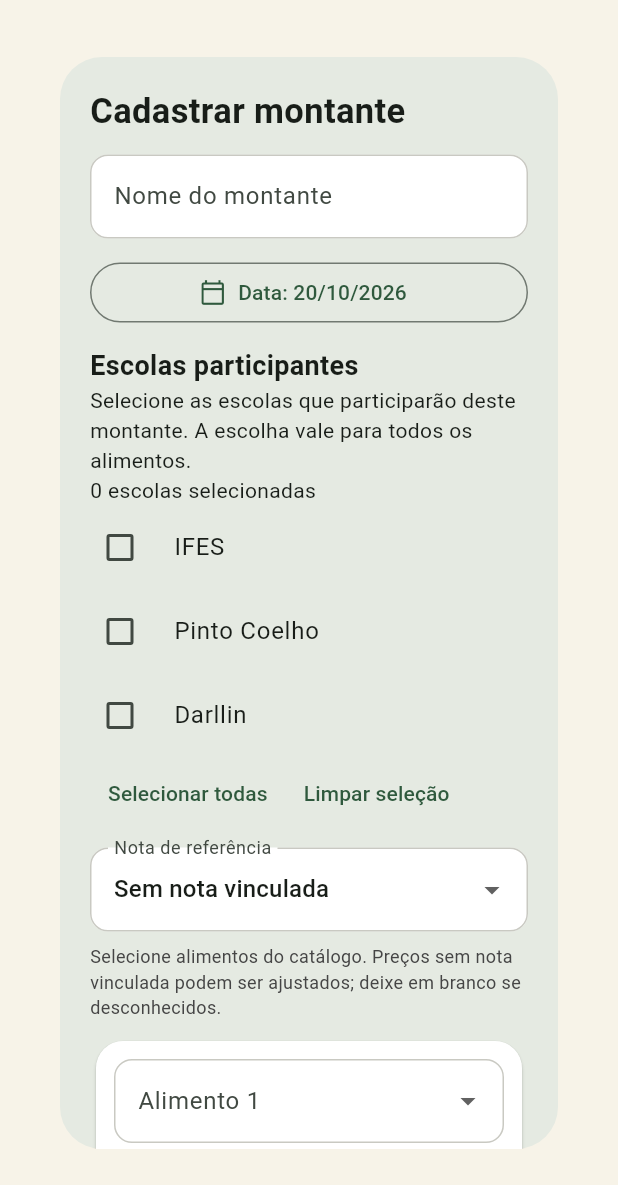
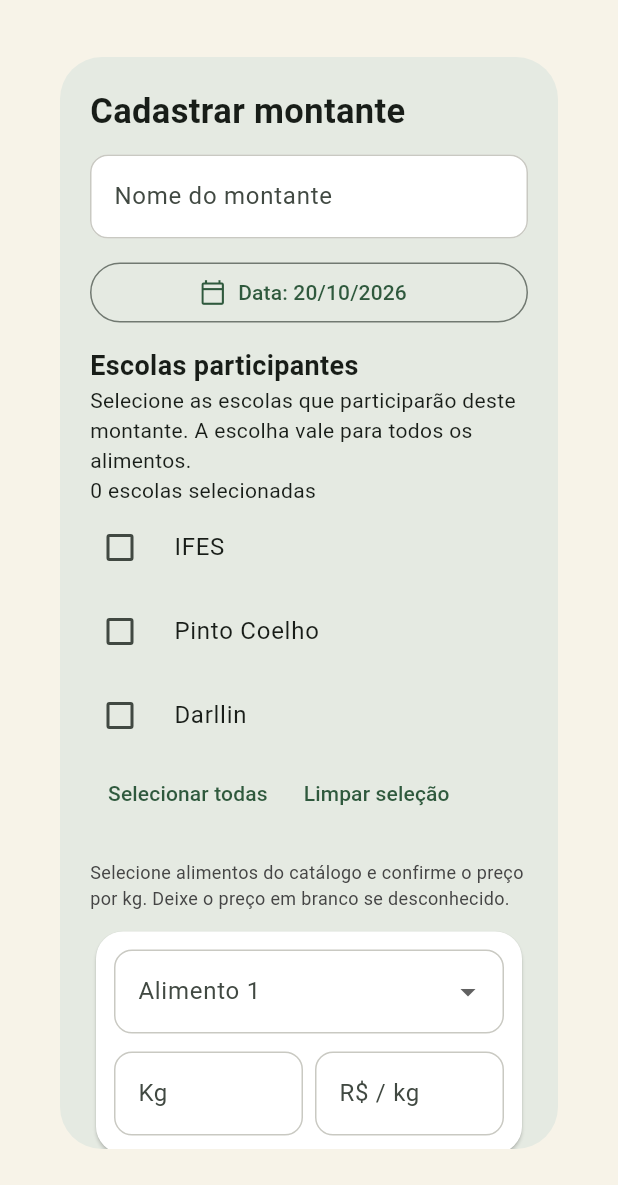
Before and after one commit to viniprati/hackathonif, a Flutter app: the NewBatchDialog widget shown alone on an empty page, opened directly with empty values, on a phone screen of 412 x 824 dp, the part 51-1236 px from its top. Run offline on Flutter 3.47's test engine with Material 3 defaults, Android fonts, the phone set to English and light mode, and no system bars; our stand-ins replace package_info_plus, pdf, printing.

Commit message:
fix: remove vinculo de nota no cadastro de montantes
Remove seletor de nota e referencias fiscais do formulario, permite todo o catalogo e preserva preco editavel. Verifica cadastro sem invoiceNumber com fontes normal e ampliada. Atualiza build Android para 7.

Co-authored-by: Cecilia Dumer Margon <163332009+ceciliadumer@users.noreply.github.com>
Co-authored-by: Catharine Scheffler <219723308+catharinescheffler@users.noreply.github.com>
Co-authored-by: Ana Beatriz Manga <268887972+anabeatrizmanga@users.noreply.github.com>

```diff
--- a/lib/ui/screens/batch_forms.dart
+++ b/lib/ui/screens/batch_forms.dart
@@ -46,7 +46,6 @@ class _NewBatchDialogState extends State<NewBatchDialog> {
   final _items = [_ItemInputs()];
   final _participatingSchools = <String>{};
   DateTime _date = DateTime.now();
-  String? _invoiceNumber;
 
   @override
   void dispose() {
@@ -59,16 +58,7 @@ class _NewBatchDialogState extends State<NewBatchDialog> {
 
   void _selectFood(_ItemInputs item, String? food) {
     item.food = food;
-    int? price;
-    if (food != null) {
-      price = _invoiceNumber == null
-          ? findFood(food)?.priceCents
-          : widget.viewModel.invoices
-              .firstWhere((invoice) => invoice.number == _invoiceNumber)
-              .items
-              .firstWhere((line) => line.food == food)
-              .unitPriceCents;
-    }
+    final price = food == null ? null : findFood(food)?.priceCents;
     item.price.text = price == null
         ? ''
         : (price / 100).toStringAsFixed(2).replaceAll('.', ',');
@@ -76,13 +66,8 @@ class _NewBatchDialogState extends State<NewBatchDialog> {
 
   @override
   Widget build(BuildContext context) {
-    final allowedFoods = _invoiceNumber == null
-        ? widget.viewModel.foods.map((food) => food.name).toList()
-        : widget.viewModel.invoices
-            .firstWhere((invoice) => invoice.number == _invoiceNumber)
-            .items
-            .map((line) => line.food)
-            .toList();
+    final allowedFoods =
+        widget.viewModel.foods.map((food) => food.name).toList();
     return Dialog(
       child: ConstrainedBox(
         constraints: const BoxConstraints(maxWidth: 650),
@@ -179,30 +164,9 @@ class _NewBatchDialogState extends State<NewBatchDialog> {
                       ],
                     ),
                   ),
-                  DropdownButtonFormField<String>(
-                    initialValue: _invoiceNumber ?? '',
-                    isExpanded: true,
-                    decoration:
-                        const InputDecoration(labelText: 'Nota de referência'),
-                    items: [
-                      const DropdownMenuItem(
-                          value: '', child: Text('Sem nota vinculada')),
-                      for (final invoice in widget.viewModel.invoices)
-                        DropdownMenuItem(
-                            value: invoice.number,
-                            child: Text(
-                                'NF ${invoice.number} • ${formatDate(invoice.issuedAt)}')),
-                    ],
-                    onChanged: (value) => setState(() {
-                      _invoiceNumber = value == '' ? null : value;
-                      for (final item in _items) {
-                        _selectFood(item, null);
-                      }
-                    }),
-                  ),
                   const SizedBox(height: 8),
                   const Text(
-                      'Selecione alimentos do catálogo. Preços sem nota vinculada podem ser ajustados; deixe em branco se desconhecidos.',
+                      'Selecione alimentos do catálogo e confirme o preço por kg. Deixe o preço em branco se desconhecido.',
                       style: TextStyle(fontSize: 12, color: NativaColors.gray)),
                   const SizedBox(height: 10),
                   for (var index = 0; index < _items.length; index++)
@@ -213,7 +177,7 @@ class _NewBatchDialogState extends State<NewBatchDialog> {
                           child: Column(children: [
                             DropdownButtonFormField<String>(
                               key: ValueKey(
-                                  '${identityHashCode(_items[index])}-$_invoiceNumber-${_items[index].food}'),
+                                  '${identityHashCode(_items[index])}-${_items[index].food}'),
                               initialValue: _items[index].food,
                               isExpanded: true,
                               decoration: InputDecoration(
@@ -259,7 +223,6 @@ class _NewBatchDialogState extends State<NewBatchDialog> {
                                   Expanded(
                                       child: TextFormField(
                                     controller: _items[index].price,
-                                    readOnly: _invoiceNumber != null,
                                     keyboardType:
                                         const TextInputType.numberWithOptions(
                                             decimal: true),
@@ -284,15 +247,6 @@ class _NewBatchDialogState extends State<NewBatchDialog> {
                                                   (_) => removed.dispose());
                                         }),
                                 ]),
-                            if (_invoiceNumber == null &&
-                                _items[index].food != null &&
-                                findFood(_items[index].food!)?.invoiceNumber !=
-                                    null)
-                              Padding(
-                                  padding: const EdgeInsets.only(top: 6),
-                                  child: Text(
-                                      'Preço inicial de referência: NF ${findFood(_items[index].food!)!.invoiceNumber}',
-                                      style: const TextStyle(fontSize: 11))),
                           ]),
                         )),
                   TextButton.icon(
@@ -317,8 +271,7 @@ class _NewBatchDialogState extends State<NewBatchDialog> {
                                       availableKg:
                                           _parseKg(item.quantity.text)!,
                                       unitPriceCents:
-                                          _parsePrice(item.price.text),
-                                      invoiceNumber: _invoiceNumber),
+                                          _parsePrice(item.price.text)),
                               ]);
                           Navigator.of(context).pop();
                         } on ArgumentError catch (error) {
--- a/pubspec.yaml
+++ b/pubspec.yaml
@@ -1,7 +1,7 @@
 name: nativa
 description: Protótipo de distribuição de alimentos para escolas.
 publish_to: none
-version: 1.1.0+6
+version: 1.1.0+7
 
 environment:
   sdk: ^3.12.0
```
Also changed, not shown: 3 other files.
